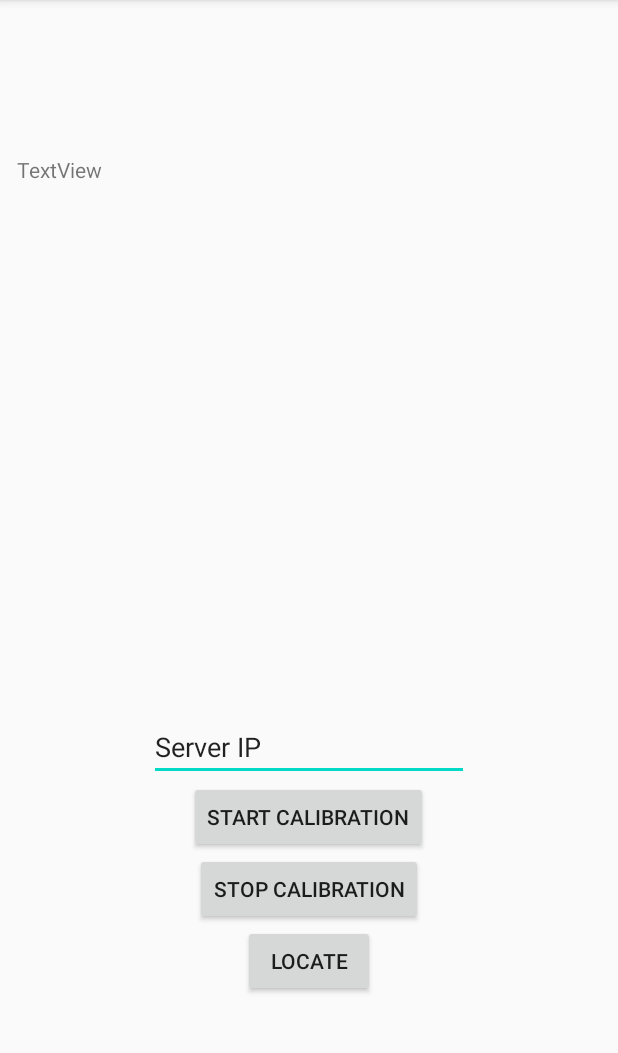
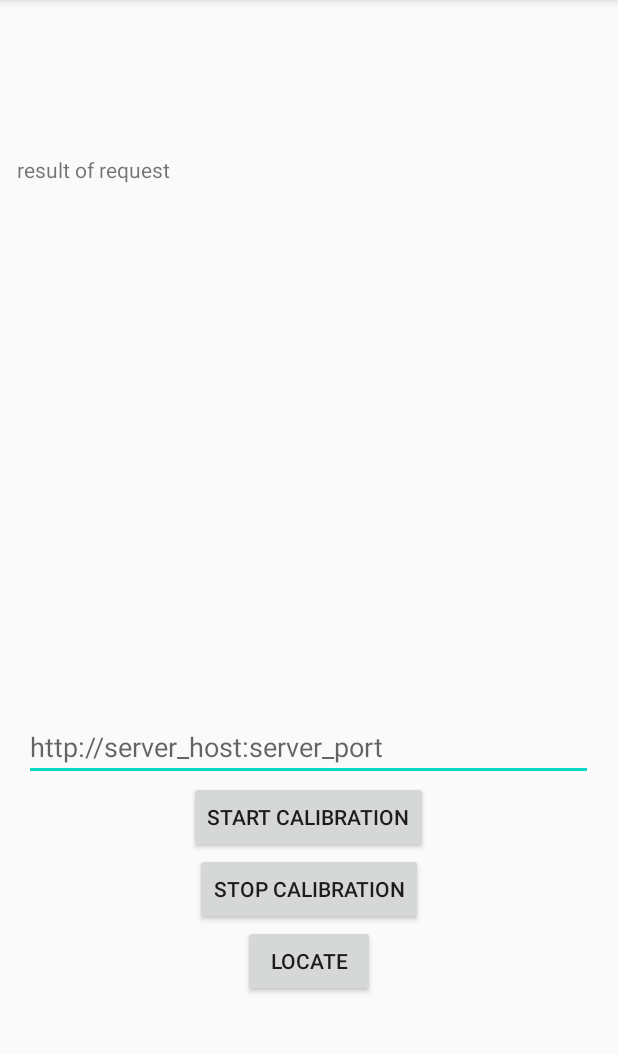
Before and after one commit to AbouOpenSource/LocationSystem, an Android app: the screen it shows after launch (MainActivity), on a phone screen of 412 x 824 dp, the part 84-1137 px from its top. Run offline under Robolectric (Android 15) with nearby library versions, the phone set to English and light mode, and no system bars.

Commit message:
get server IP

```diff
--- a/mobile_app/LO53Lab/app/src/main/res/layout/activity_main.xml
+++ b/mobile_app/LO53Lab/app/src/main/res/layout/activity_main.xml
@@ -13,16 +13,16 @@
         android:id="@+id/requestResult"
         android:layout_width="389dp"
         android:layout_height="372dp"
-        android:text="TextView" />
+        android:text="@string/requestResult" />
 
     <EditText
-        android:id="@+id/editText"
-        android:layout_width="wrap_content"
+        android:id="@+id/serverIP"
+        android:layout_width="379dp"
         android:layout_height="wrap_content"
         android:autofillHints=""
         android:ems="10"
-        android:inputType="textPersonName"
-        android:text="@string/serverIp" />
+        android:hint="@string/serverIp"
+        android:inputType="textPersonName" />
 
     <Button
         android:id="@+id/button"
--- a/mobile_app/LO53Lab/app/src/main/res/values/strings.xml
+++ b/mobile_app/LO53Lab/app/src/main/res/values/strings.xml
@@ -1,7 +1,8 @@
 <resources>
     <string name="app_name">LO53 Lab</string>
-    <string name="serverIp">Server IP</string>
+    <string name="serverIp">http://server_host:server_port</string>
     <string name="startCalibration">Start Calibration</string>
     <string name="stopCalibration">Stop Calibration</string>
     <string name="locate">Locate</string>
+    <string name="requestResult">result of request</string>
 </resources>
```
Also changed, not shown: mobile_app/LO53Lab/app/src/main/java/master/iot/lo53lab/MainActivity.java (+30 -52 lines).
